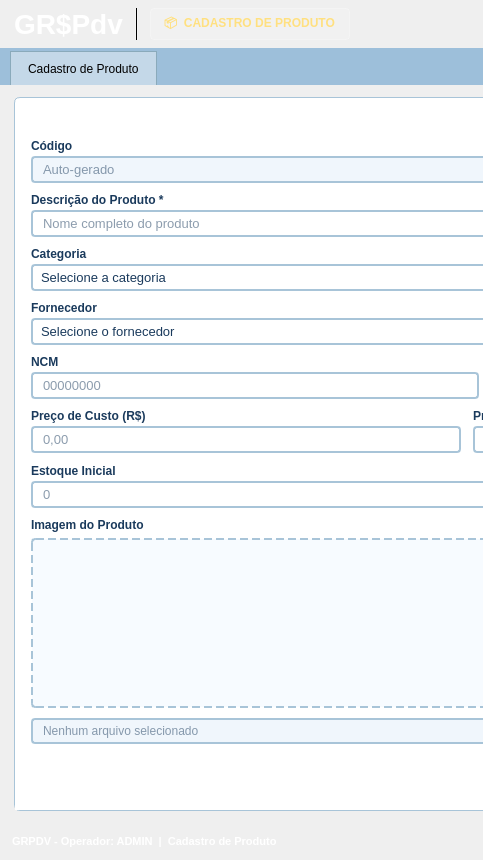
Old version of the form ui/admin/cadastros/cadastro_produto.ui in the repository iuryruansc/cspdv; both pictures show x 0 to 483 and y 0 to 860 of the 1376 by 860 pixel window.
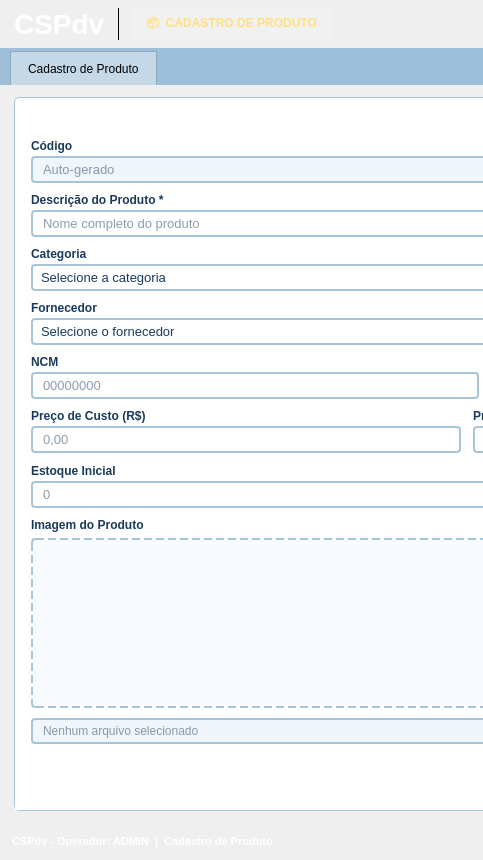
New version of the form.

Commit message: painel admin updating

Diff of the .ui file:
```diff
--- a/ui/admin/cadastros/cadastro_produto.ui
+++ b/ui/admin/cadastros/cadastro_produto.ui
@@ -64,7 +64,7 @@
          <string notr="true">color: white; font-size: 28px; font-weight: bold;</string>
         </property>
         <property name="text">
-         <string>GR$Pdv</string>
+           <string>CSPdv</string>
         </property>
        </widget>
       </item>
@@ -1199,7 +1199,7 @@
          <string notr="true">color: white; font-size: 11px; font-weight: bold;</string>
         </property>
         <property name="text">
-         <string>GRPDV - Operador: ADMIN  |  Cadastro de Produto</string>
+          <string>CSPdv - Operador: ADMIN  |  Cadastro de Produto</string>
         </property>
        </widget>
       </item>
```
Left out of the diff: 2 changed lines with no effect on the pictures. The commit also changes 43 other files.
